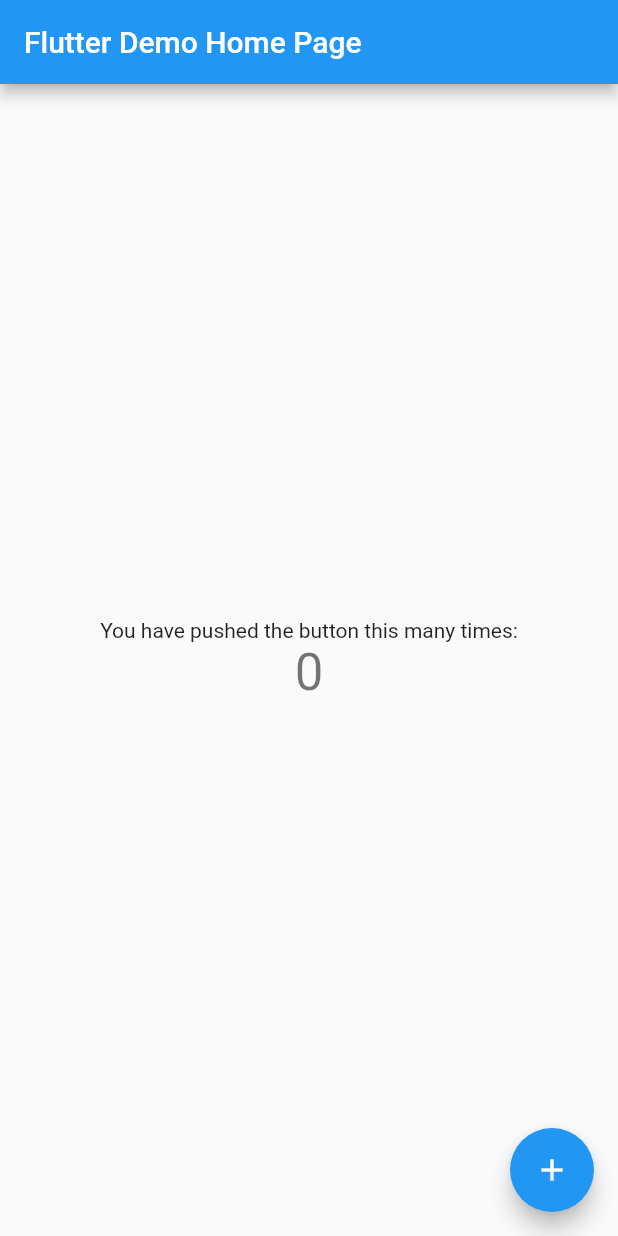
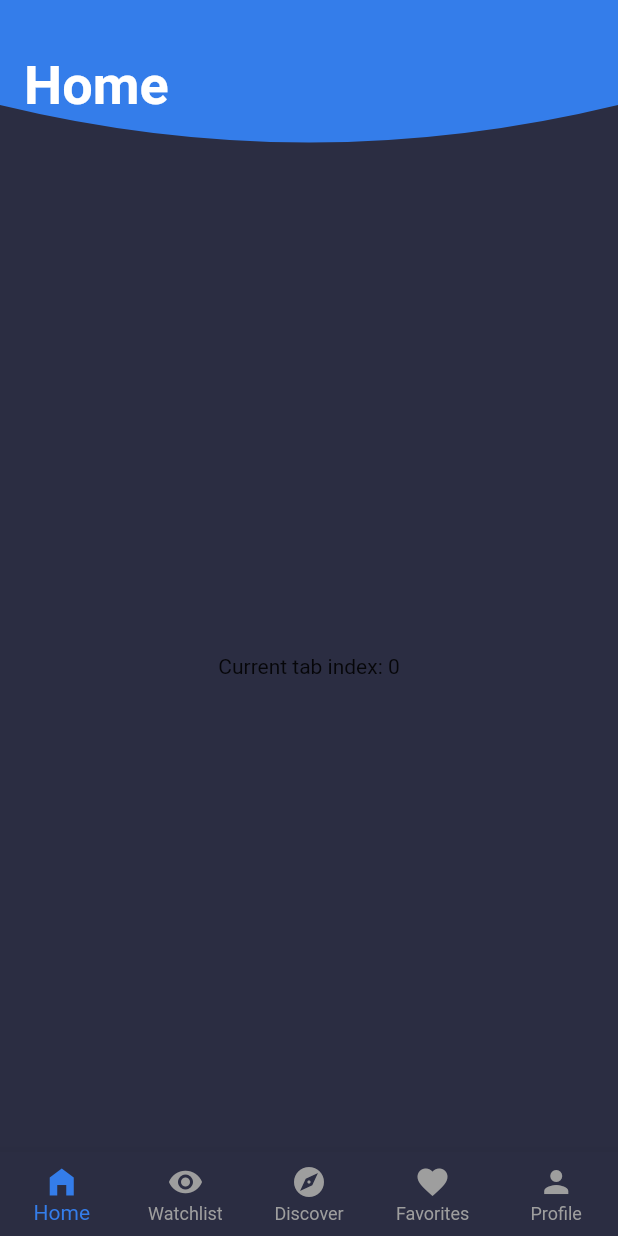
Before and after one commit to zachsao/AniSekai, a Flutter app: the screen it shows after launch, on a phone screen of 412 x 824 dp. Run offline on Flutter 3.47's test engine with Material 2 defaults, Android fonts, the phone set to English and light mode, and no system bars.

Commit message:
main: bottom nav bar + rounded app bar

```diff
--- /dev/null
+++ b/lib/custom_shape.dart
@@ -0,0 +1,24 @@
+import 'package:flutter/cupertino.dart';
+import 'package:flutter/material.dart';
+
+class Customshape extends CustomClipper<Path>{
+  @override
+  Path getClip(Size size) {
+    double height = size.height;
+    double width = size.width;
+
+    var path = Path();
+    path.lineTo(0, height-50);
+    path.quadraticBezierTo(width/2, height, width, height-50);
+    path.lineTo(width, 0);
+    path.close();
+    return path;
+  }
+
+  @override
+  bool shouldReclip(covariant CustomClipper<Path> oldClipper) {
+    // TODO: implement shouldReclip
+    return true;
+  }
+
+}
--- a/lib/main.dart
+++ b/lib/main.dart
@@ -1,4 +1,6 @@
+import 'dart:core';
 import 'package:flutter/material.dart';
+import 'custom_shape.dart';
 
 void main() {
   runApp(const MyApp());
@@ -7,109 +9,89 @@
 class MyApp extends StatelessWidget {
   const MyApp({Key? key}) : super(key: key);
 
-  // This widget is the root of your application.
   @override
   Widget build(BuildContext context) {
     return MaterialApp(
       title: 'Flutter Demo',
       theme: ThemeData(
-        // This is the theme of your application
-        //
-        // Try running your application with "flutter run". You'll see the
-        // application has a blue toolbar. Then, without quitting the app, try
-        // changing the primarySwatch below to Colors.green and then invoke
-        // "hot reload" (press "r" in the console where you ran "flutter run",
-        // or simply save your changes to "hot reload" in a Flutter IDE).
-        // Notice that the counter didn't reset back to zero; the application
-        // is not restarted.
         primarySwatch: Colors.blue,
       ),
-      home: const MyHomePage(title: 'Flutter Demo Home Page'),
+      home: const MyHomePage(),
     );
   }
 }
 
 class MyHomePage extends StatefulWidget {
-  const MyHomePage({Key? key, required this.title}) : super(key: key);
-
-  // This widget is the home page of your application. It is stateful, meaning
-  // that it has a State object (defined below) that contains fields that affect
-  // how it looks.
-
-  // This class is the configuration for the state. It holds the values (in this
-  // case the title) provided by the parent (in this case the App widget) and
-  // used by the build method of the State. Fields in a Widget subclass are
-  // always marked "final".
-
-  final String title;
+  const MyHomePage({Key? key}) : super(key: key);
 
   @override
   State<MyHomePage> createState() => _MyHomePageState();
 }
 
 class _MyHomePageState extends State<MyHomePage> {
-  int _counter = 0;
+  int _selectedIndex = 0;
 
-  void _incrementCounter() {
+  void _onItemTapped(int index) {
     setState(() {
-      // This call to setState tells the Flutter framework that something has
-      // changed in this State, which causes it to rerun the build method below
-      // so that the display can reflect the updated values. If we changed
-      // _counter without calling setState(), then the build method would not be
-      // called again, and so nothing would appear to happen.
-      _counter++;
+      _selectedIndex = index;
     });
   }
 
   @override
   Widget build(BuildContext context) {
-    // This method is rerun every time setState is called, for instance as done
-    // by the _incrementCounter method above.
-    //
-    // The Flutter framework has been optimized to make rerunning build methods
-    // fast, so that you can just rebuild anything that needs updating rather
-    // than having to individually change instances of widgets.
+    List<BottomNavigationBarItem> bottomNavItems = [
+      const BottomNavigationBarItem(
+          icon: Icon(Icons.home_filled), label: "Home"),
+      const BottomNavigationBarItem(
+          icon: Icon(Icons.remove_red_eye), label: "Watchlist"),
+      const BottomNavigationBarItem(
+          icon: Icon(Icons.explore), label: "Discover"),
+      const BottomNavigationBarItem(
+          icon: Icon(Icons.favorite), label: "Favorites"),
+      const BottomNavigationBarItem(icon: Icon(Icons.person), label: "Profile"),
+    ];
     return Scaffold(
       appBar: AppBar(
-        // Here we take the value from the MyHomePage object that was created by
-        // the App.build method, and use it to set our appbar title.
-        title: Text(widget.title),
-      ),
-      body: Center(
-        // Center is a layout widget. It takes a single child and positions it
-        // in the middle of the parent.
-        child: Column(
-          // Column is also a layout widget. It takes a list of children and
-          // arranges them vertically. By default, it sizes itself to fit its
-          // children horizontally, and tries to be as tall as its parent.
-          //
-          // Invoke "debug painting" (press "p" in the console, choose the
-          // "Toggle Debug Paint" action from the Flutter Inspector in Android
-          // Studio, or the "Toggle Debug Paint" command in Visual Studio Code)
-          // to see the wireframe for each widget.
-          //
-          // Column has various properties to control how it sizes itself and
-          // how it positions its children. Here we use mainAxisAlignment to
-          // center the children vertically; the main axis here is the vertical
-          // axis because Columns are vertical (the cross axis would be
-          // horizontal).
-          mainAxisAlignment: MainAxisAlignment.center,
-          children: <Widget>[
-            const Text(
-              'You have pushed the button this many times:',
+        toolbarHeight: 120,
+        elevation: 0,
+        backgroundColor: const Color(0xFF2B2D42),
+        flexibleSpace: ClipPath(
+          clipper: Customshape(),
+          child: Container(
+            height: 250,
+            width: MediaQuery.of(context).size.width,
+            color: const Color(0xFF347DEA),
+            child: Padding(
+              padding:
+                  const EdgeInsets.symmetric(vertical: 36.0, horizontal: 16.0),
+              child: Text(
+                bottomNavItems[_selectedIndex].label ?? "",
+                style: const TextStyle(
+                    fontSize: 36.0,
+                    color: Colors.white,
+                    fontWeight: FontWeight.bold),
+              ),
             ),
-            Text(
-              '$_counter',
-              style: Theme.of(context).textTheme.headline4,
-            ),
-          ],
+          ),
         ),
       ),
-      floatingActionButton: FloatingActionButton(
-        onPressed: _incrementCounter,
-        tooltip: 'Increment',
-        child: const Icon(Icons.add),
-      ), // This trailing comma makes auto-formatting nicer for build methods.
+      bottomNavigationBar: BottomNavigationBar(
+        items: bottomNavItems,
+        selectedItemColor: const Color(0xFF347DEA),
+        unselectedItemColor: Colors.grey,
+        backgroundColor: const Color(0xFF2B2D42),
+        currentIndex: _selectedIndex,
+        onTap: _onItemTapped,
+        type: BottomNavigationBarType.fixed,
+      ),
+      body: Container(
+        color: const Color(0xFF2B2D42),
+        child: Center(
+          child: Text(
+            "Current tab index: $_selectedIndex",
+          ),
+        ),
+      ),
     );
   }
 }
```
